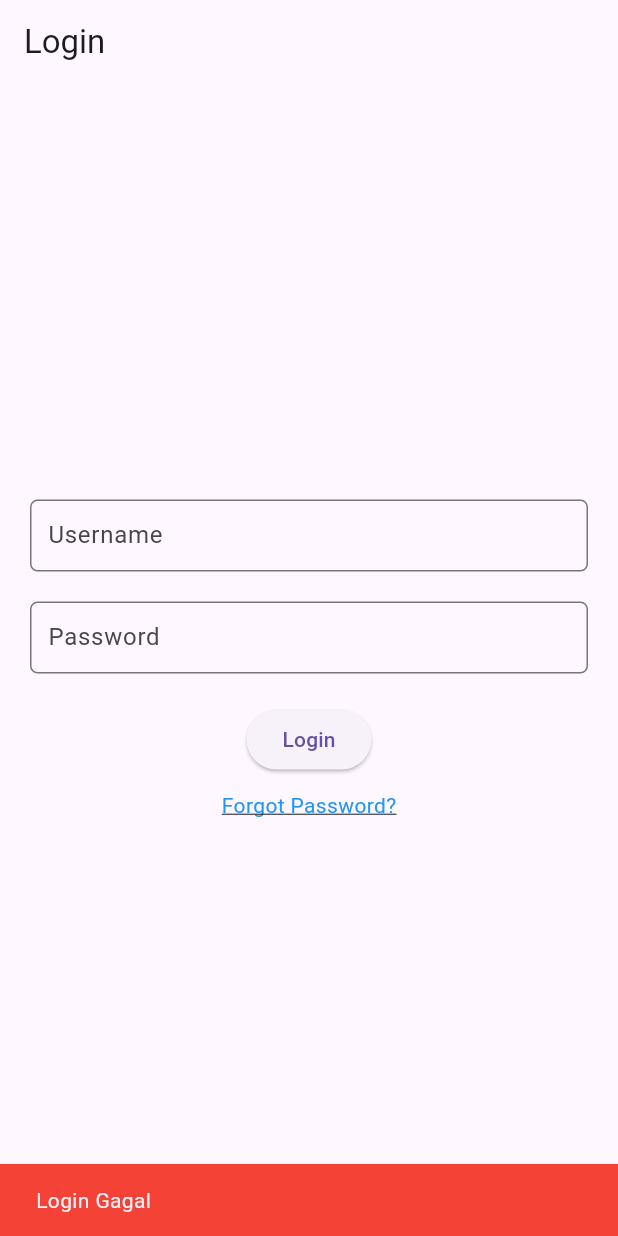
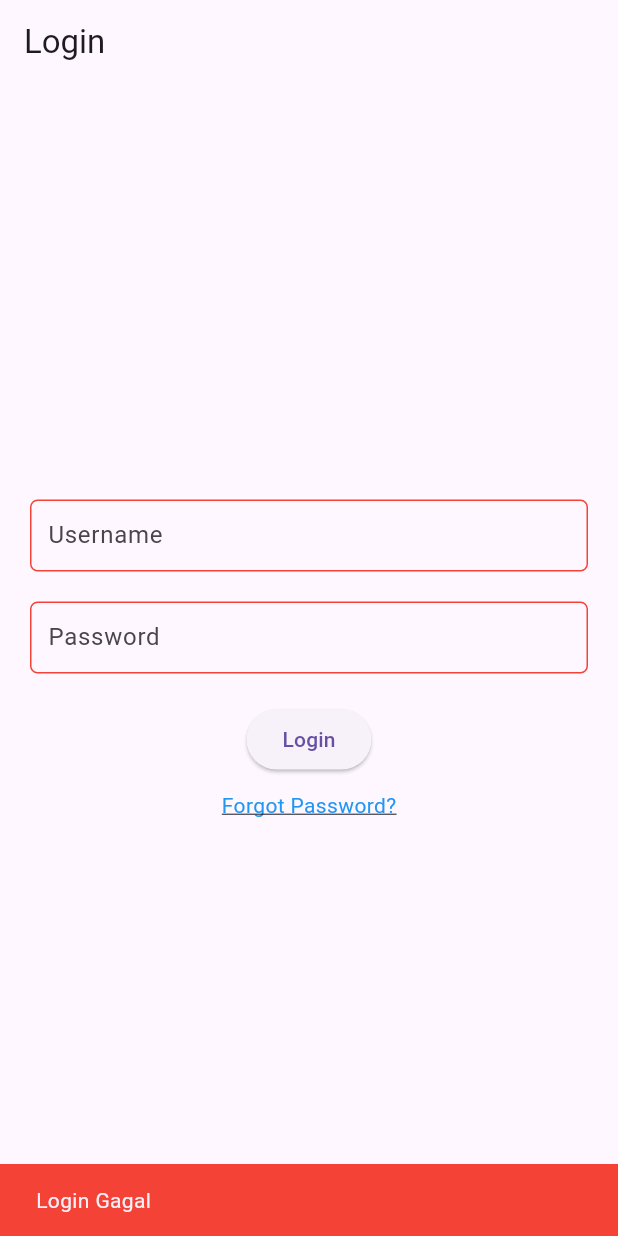
Before and after one commit to hzlnqodrey/tugaspraktpm_123190080_loginpage_application_1, a Flutter app: the screen it shows after launch, after a tap on "Login", on a phone screen of 412 x 824 dp. Run offline on Flutter 3.47's test engine with Material 3 defaults, Android fonts, the phone set to English and light mode, and no system bars.

```diff
--- a/lib/main.dart
+++ b/lib/main.dart
@@ -1,4 +1,5 @@
 import 'package:flutter/material.dart';
+import 'package:tugaspraktpm_123190080_loginpage_application_1/views/SecondScreen.dart';
 import 'package:url_launcher/url_launcher.dart' as url_launcher;
 
 void main() {
@@ -29,7 +30,7 @@ class _LoginPageState extends State<LoginPage> {
   final TextEditingController _passwordController = TextEditingController();
 
   String text = '';
-  bool isLogin = false;
+  bool isLogin = true;
 
   void _login(BuildContext context) {
     String username = _usernameController.text;
@@ -66,6 +67,12 @@ class _LoginPageState extends State<LoginPage> {
         text = 'Login Sukses';
         isLogin = true;
       });
+      Navigator.push(
+        context,
+        MaterialPageRoute(builder: (context) {
+          return SecondScreen();
+        }),
+      );
     } else {
       setState(() {
         text = 'Login Gagal';
@@ -109,6 +116,11 @@ class _LoginPageState extends State<LoginPage> {
                   borderRadius: BorderRadius.circular(5.0),
                   borderSide: BorderSide(color: Colors.blue),
                 ),
+                enabledBorder: OutlineInputBorder(
+                  borderRadius: BorderRadius.circular(5.0),
+                  borderSide:
+                      BorderSide(color: (isLogin) ? Colors.green : Colors.red),
+                ),
               ),
             ),
             SizedBox(height: 20.0),
@@ -121,6 +133,11 @@ class _LoginPageState extends State<LoginPage> {
                 border: OutlineInputBorder(
                   borderRadius: BorderRadius.circular(5.0),
                   borderSide: BorderSide(color: Colors.blue),
+                ),
+                enabledBorder: OutlineInputBorder(
+                  borderRadius: BorderRadius.circular(5.0),
+                  borderSide:
+                      BorderSide(color: (isLogin) ? Colors.green : Colors.red),
                 ),
               ),
             ),
```
Also changed, not shown: lib/views/SecondScreen.dart (added, +18 -0 lines).
